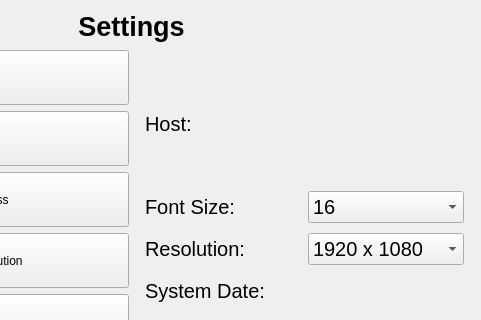
Before: the Qt Designer form Greyform-linux/Python_Application/UI_Design/setting.ui in mokzhizhuan/GreyForm_UIs, drawn with Qt 5; both pictures show x 213 to 694 and y 0 to 320 of the 694 by 548 pixel window.
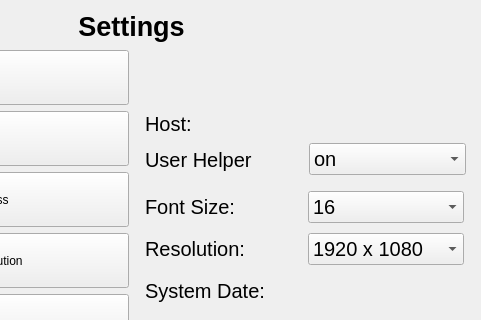
After: the same form once the commit is applied. The open tabs and pages were chosen to show the change.

Commit message: user interactive control

What changed in the file:
```diff
--- a/Greyform-linux/Python_Application/UI_Design/setting.ui
+++ b/Greyform-linux/Python_Application/UI_Design/setting.ui
@@ -621,6 +621,49 @@
            <string>System Memory: </string>
           </property>
          </widget>
+         <widget class="QWidget" name="LayoutWidgetuserinterface">
+          <property name="geometry">
+           <rect>
+            <x>10</x>
+            <y>60</y>
+            <width>321</width>
+            <height>41</height>
+           </rect>
+          </property>
+          <layout class="QHBoxLayout" name="horizontalLayout_7">
+           <item>
+            <widget class="QLabel" name="userinterfacelabel">
+             <property name="font">
+              <font>
+               <pointsize>15</pointsize>
+              </font>
+             </property>
+             <property name="text">
+              <string>User Helper</string>
+             </property>
+            </widget>
+           </item>
+           <item>
+            <widget class="QComboBox" name="userinterfacebox">
+             <property name="font">
+              <font>
+               <pointsize>15</pointsize>
+              </font>
+             </property>
+             <item>
+              <property name="text">
+               <string>on</string>
+              </property>
+             </item>
+             <item>
+              <property name="text">
+               <string>off</string>
+              </property>
+             </item>
+            </widget>
+           </item>
+          </layout>
+         </widget>
         </widget>
         <widget class="QWidget" name="UserPage"/>
         <widget class="QWidget" name="AboutPage">
```
The commit also changes 570 other files.
